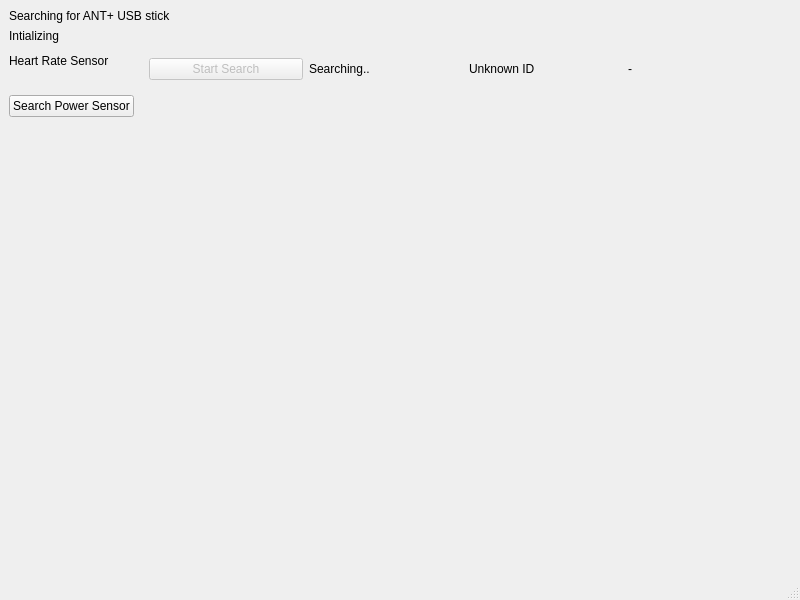
rsippl/big-ring, file anttestapp/anttestappmainwindow.ui: the form before one commit.
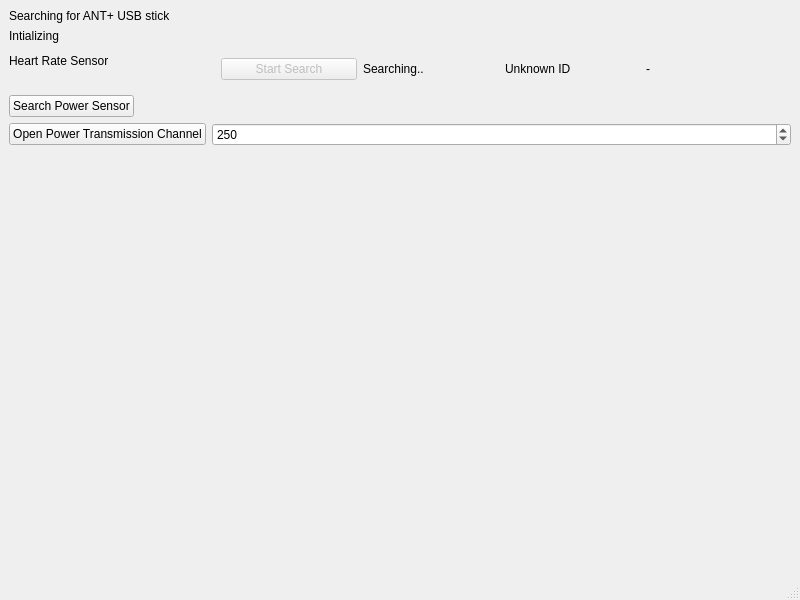
The form after the commit.

Commit message:
Add a power transmission channel to the ant+ classes.
Using this channel, we can transmit power like a power meter, which can be
picked up and recorded by head units (e.g. Garmin Edge 800). This opens
the opportunity for using virtual power as a power meter.

The code has not been added to Big Ring yet, only to the ANT+ test application.
We already have a Sensors class, perhaps we should have an "Actuators"
or "Transmitters" class for sending information to the ANT+ network.

```diff
--- a/anttestapp/anttestappmainwindow.ui
+++ b/anttestapp/anttestappmainwindow.ui
@@ -80,6 +80,26 @@
       </property>
      </widget>
     </item>
+    <item row="5" column="0">
+     <widget class="QPushButton" name="pushButton_3">
+      <property name="text">
+       <string>Open Power Transmission Channel</string>
+      </property>
+     </widget>
+    </item>
+    <item row="5" column="1">
+     <widget class="QSpinBox" name="spinBox">
+      <property name="maximum">
+       <number>1000</number>
+      </property>
+      <property name="singleStep">
+       <number>10</number>
+      </property>
+      <property name="value">
+       <number>250</number>
+      </property>
+     </widget>
+    </item>
    </layout>
   </widget>
   <widget class="QMenuBar" name="menubar">
```
The commit also changes 11 other files.
